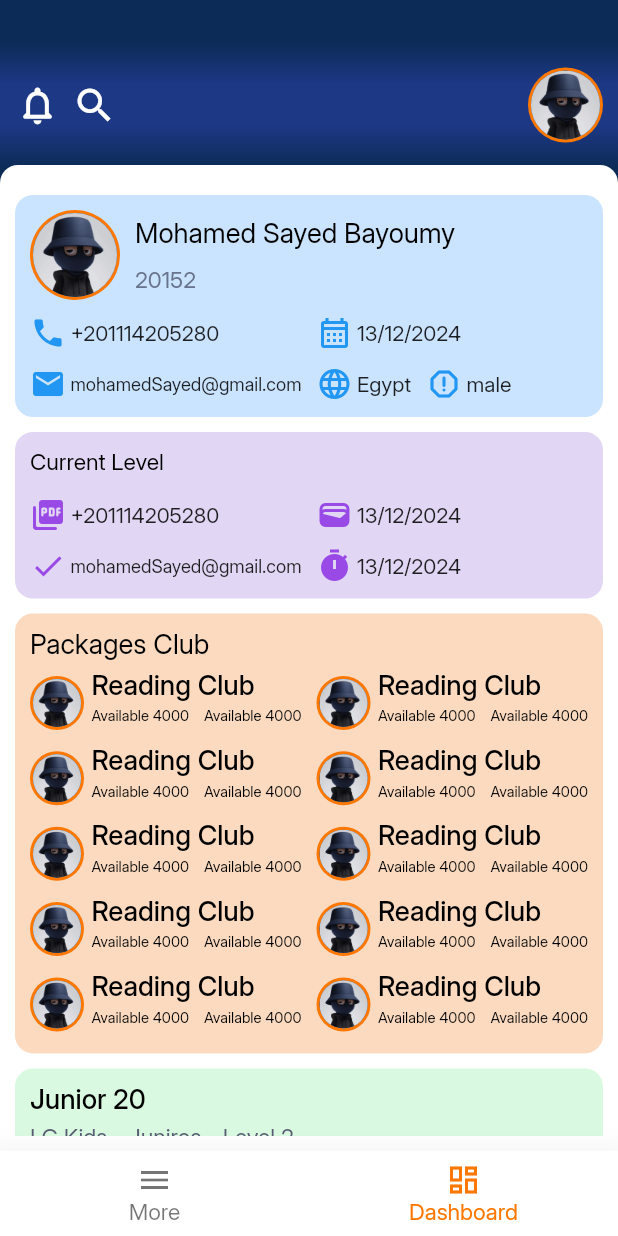
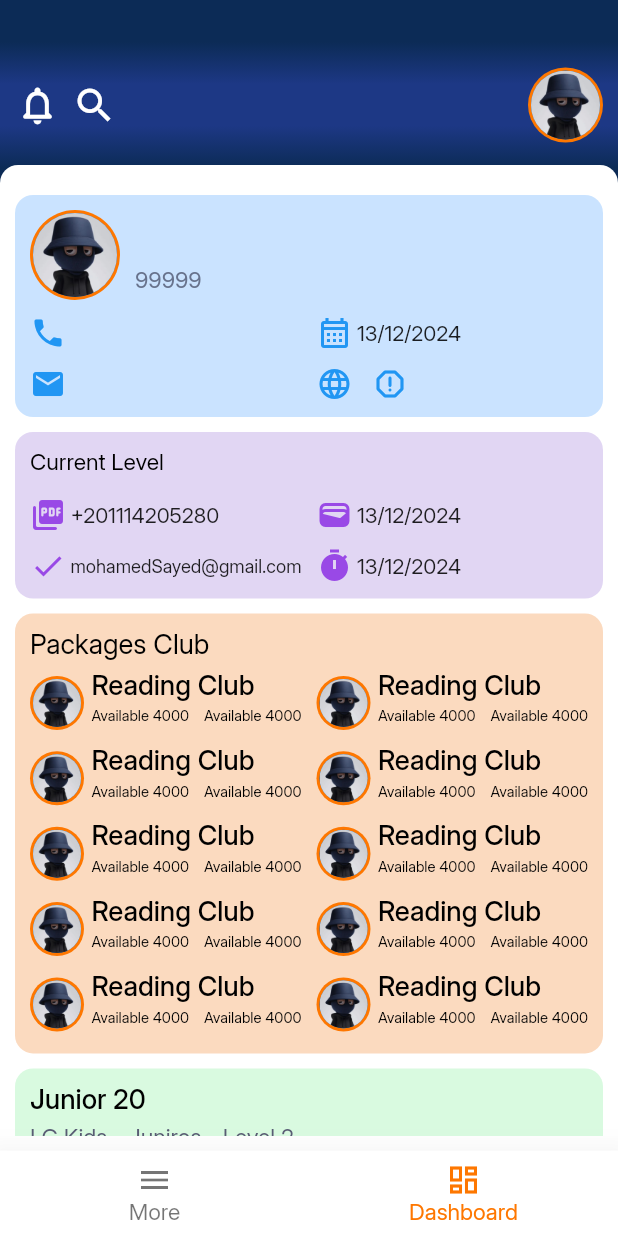
Before and after one commit to MohamedSayedBayoumy/monglish, a Flutter app: the BottomNavigationBarScreen screen opened by its route, on a phone screen of 412 x 824 dp. Run offline on Flutter 3.47's test engine with Material 3 defaults, Android fonts, the phone set to English and light mode, and no system bars; our stand-ins replace animate_do, another_flushbar, dartz, device_preview, dio, flutter_rating_stars and 5 more; accounts and stored records are empty.

Commit message:
save and get user & add middle ware routing and add internet permission ..

```diff
--- a/lib/common/functions/snack_bars.dart
+++ b/lib/common/functions/snack_bars.dart
@@ -4,7 +4,7 @@ import 'package:flutter/material.dart';
 abstract class SnackBars {
   static successAlert(BuildContext context, {String? userName}) async {
     await Flushbar(
-      duration: const Duration(seconds: 3),
+      duration: const Duration(seconds: 2),
       margin: const EdgeInsets.all(8),
       borderRadius: BorderRadius.circular(8),
       title: 'Successfully',
--- a/lib/common/services/local_storage.dart
+++ b/lib/common/services/local_storage.dart
@@ -1,11 +1,11 @@
 import 'package:flutter_secure_storage/flutter_secure_storage.dart';
 
-class SecureLocalStorage {
+abstract class SecureLocalStorageService {
   static const FlutterSecureStorage storage = FlutterSecureStorage();
 
+  static String userKey = "user";
 
-
-  static Future<void> writeSecureData(String key, String value) async {
+  static Future<void> writeSecureData(String key, value) async {
     await storage.write(key: key, value: value);
   }
 
--- a/lib/common/widgets/custom_base_user_info.dart
+++ b/lib/common/widgets/custom_base_user_info.dart
@@ -3,6 +3,7 @@ import 'package:flutter/material.dart';
 import '../constants/app_colors.dart';
 import '../constants/app_fonts.dart';
 import '../constants/app_images.dart';
+import '../utils/utils.dart';
 
 class CustomBaseUserInfo extends StatelessWidget {
   final double raduis;
@@ -29,7 +30,7 @@ class CustomBaseUserInfo extends StatelessWidget {
               FittedBox(
                 fit: BoxFit.scaleDown,
                 child: Text(
-                  "Mohamed Sayed Bayoumy",
+                  AppUtils.user.userName!,
                   style: AppStyles.styleRegular18.copyWith(
                     color: fontColor ?? Colors.black,
                   ),
@@ -37,7 +38,7 @@ class CustomBaseUserInfo extends StatelessWidget {
               ),
               const SizedBox(height: 10.0),
               Text(
-                "20152",
+                AppUtils.user.userId.toString(),
                 style: AppStyles.styleRegular15
                     .copyWith(color: const Color(0xff68738d)),
               )
--- /dev/null
+++ b/lib/data/models/user_model.dart
@@ -0,0 +1,47 @@
+class UserModel {
+  final int? userId;
+  final String? token;
+  final String? userName;
+  final String? email;
+  final String? mobile;
+  final String? gender;
+  final String? nationality;
+  final String? country;
+
+  UserModel({
+    this.userId = 99999,
+    this.token = "",
+    this.userName = "",
+    this.email = "",
+    this.mobile = "",
+    this.gender = "",
+    this.nationality = "",
+    this.country = "",
+  });
+
+  factory UserModel.fromMap(Map<String, dynamic> map) {
+    return UserModel(
+      userId: map["data"]['id'] ?? 99999,
+      token: map['token'] ?? "",
+      userName: map["data"]['name'] ?? "",
+      email: map["data"]['email'] ?? "",
+      mobile: map["data"]['mobile'] ?? "",
+      nationality: map["data"]['nationality'] ?? "Egyption",
+      gender: map["data"]['gender'] ?? "Male",
+      country: map["data"]['country'] ?? "Egypt",
+    );
+  }
+
+  Map<String, dynamic> toMap() {
+    return <String, dynamic>{
+      'userId': userId,
+      'token': token,
+      'userName': userName,
+      'email': email,
+      'mobile': mobile,
+      'gender': gender,
+      'nationality': nationality,
+      'country': country,
+    };
+  }
+}
--- a/lib/data/reposity_pattern/home_api.dart
+++ b/lib/data/reposity_pattern/home_api.dart
@@ -1,14 +1,14 @@
 import '../../common/error/handle_error.dart';
-import '../models/login_response_model.dart';
+import '../models/user_model.dart';
 import 'package:dartz/dartz.dart';
 
 abstract class HomeUseCases {
-  Future<Either<FailureHandler, LoginResponseModel>> login();
+  Future<Either<FailureHandler, UserModel>> login();
 }
 
 class HomeUseCasesImplemention extends HomeUseCases {
   @override
-  Future<Either<FailureHandler, LoginResponseModel>> login() {
+  Future<Either<FailureHandler, UserModel>> login() {
     throw UnimplementedError();
   }
 }
--- a/lib/feature/dashboard/widgets/main_widgets/user_info_card_widget.dart
+++ b/lib/feature/dashboard/widgets/main_widgets/user_info_card_widget.dart
@@ -1,6 +1,7 @@
 import 'package:flutter/material.dart';
 
 import '../../../../common/constants/app_colors.dart';
+import '../../../../common/utils/utils.dart';
 import '../../../../common/widgets/custom_base_user_info.dart';
 import '../dashboard_container_widget.dart';
 import '../row_details_user_info_widget.dart';
@@ -12,12 +13,12 @@ class UserInfoCardWidget extends StatelessWidget {
   Widget build(BuildContext context) {
     return DashboardContainerWidget(
       backgroundColor: AppColors.blueAccent,
-      child: const Column(
+      child: Column(
         children: [
-          CustomBaseUserInfo(
+          const CustomBaseUserInfo(
             raduis: 30,
           ),
-          SizedBox(height: 10.0),
+          const SizedBox(height: 10.0),
           Row(
             children: [
               Expanded(
@@ -25,36 +26,36 @@ class UserInfoCardWidget extends StatelessWidget {
                   children: [
                     RowDetailsUserInfoCardWidget(
                       icon: Icons.phone,
-                      value: "+201114205280",
+                      value: AppUtils.user.mobile!,
                     ),
-                    SizedBox(height: 10.0),
+                    const SizedBox(height: 10.0),
                     RowDetailsUserInfoCardWidget(
                       icon: Icons.email,
-                      value: "mohamedSayed@gmail.com",
+                      value: AppUtils.user.email!,
                       addFittedBox: true,
                     ),
                   ],
                 ),
               ),
-              SizedBox(width: 10.0),
+              const SizedBox(width: 10.0),
               Expanded(
                   child: Column(
                 children: [
-                  RowDetailsUserInfoCardWidget(
+                  const RowDetailsUserInfoCardWidget(
                     icon: Icons.calendar_month_outlined,
                     value: "13/12/2024",
                   ),
-                  SizedBox(height: 10.0),
+                  const SizedBox(height: 10.0),
                   Row(
                     children: [
                       RowDetailsUserInfoCardWidget(
                         icon: Icons.language_outlined,
-                        value: "Egypt",
+                        value: AppUtils.user.nationality!,
                       ),
-                      SizedBox(width: 10.0),
+                      const SizedBox(width: 10.0),
                       RowDetailsUserInfoCardWidget(
                         icon: Icons.report_gmailerrorred_rounded,
-                        value: "male",
+                        value: AppUtils.user.gender!,
                       ),
                     ],
                   ),
```
Also changed, not shown: lib/common/utils/utils.dart (+30 -0 lines), lib/data/models/login_response_model.dart (deleted, +0 -34 lines), lib/data/reposity_pattern/login_api.dart (+4 -4 lines), lib/feature/dashboard/controller/dashboard_controller.dart (+17 -1 lines), lib/feature/login/controller/login_controller.dart (+14 -3 lines), lib/feature/splace_screen.dart (+7 -1 lines), lib/main.dart (+6 -2 lines), 1 other file.
